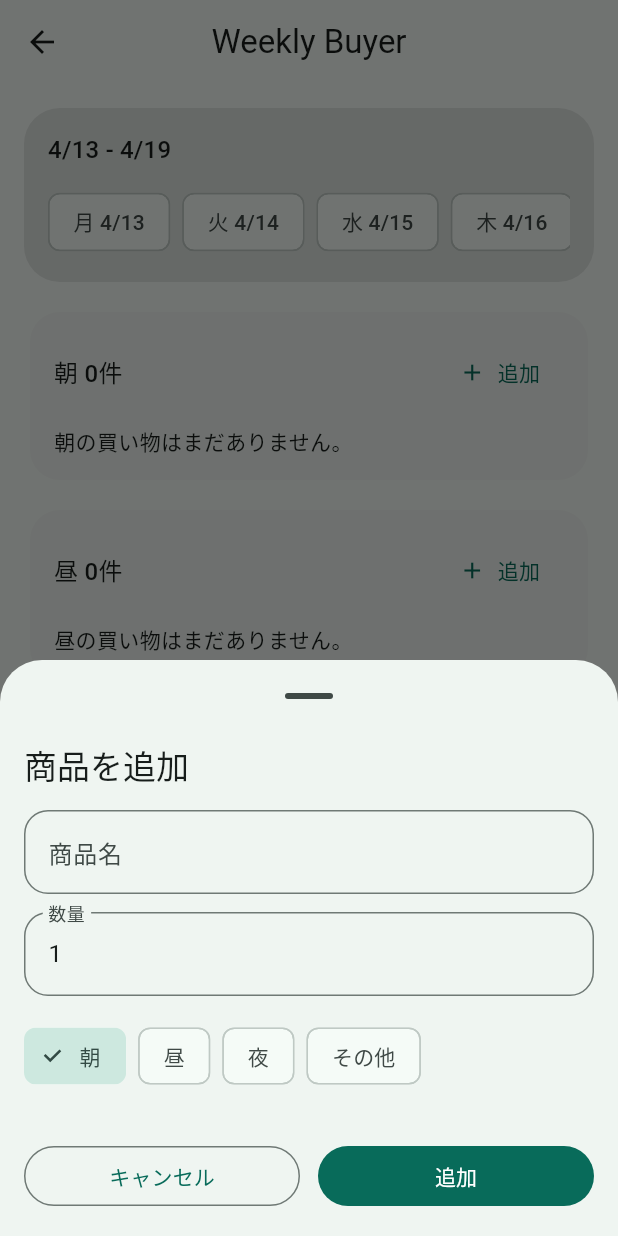
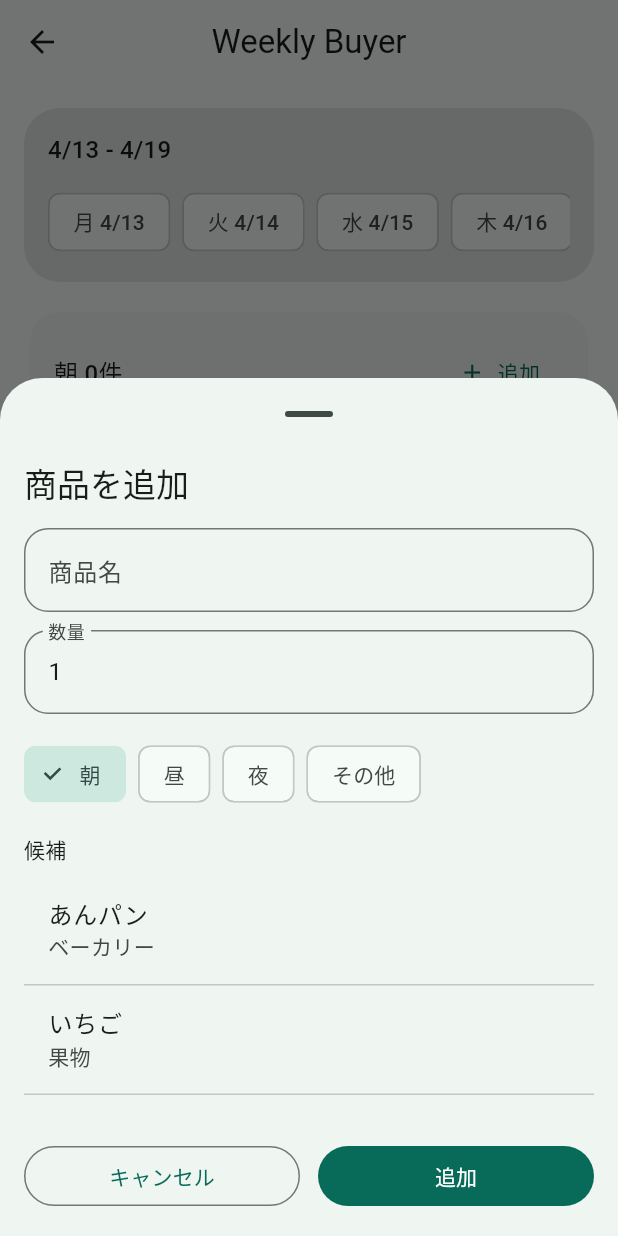
Before and after one commit to norinori777/Weekly_buyer_sdd, a Flutter app: the WeeklyShoppingPage screen opened directly, after a tap on "追加", on a phone screen of 412 x 824 dp. Run offline on Flutter 3.47's test engine with Material 3 defaults, Android fonts, the phone set to English and light mode, and no system bars; our stand-ins replace drift, drift_flutter, flutter_riverpod; accounts and stored records are empty; generated files the repository leaves out were written again.

Commit message:
初期マスターデータをセット

```diff
--- a/weekly_buyer/lib/app/app_database.dart
+++ b/weekly_buyer/lib/app/app_database.dart
@@ -73,6 +73,147 @@ class RecipeGroups extends Table {
   tables: [Categories, ItemMasters, WeeklyLists, WeeklyListItems, RecipeGroups],
 )
 class AppDatabase extends _$AppDatabase {
+  static const Map<String, List<String>> _initialCatalog = {
+    '野菜': [
+      'キャベツ',
+      'レタス',
+      'トマト',
+      'きゅうり',
+      'にんじん',
+      '玉ねぎ',
+      'じゃがいも',
+      'ほうれん草',
+      'ブロッコリー',
+      'ピーマン',
+      'なす',
+      '大根',
+      '白菜',
+      'かぼちゃ',
+      'アスパラガス',
+      'しいたけ',
+      'しめじ',
+      'えのき',
+      'まいたけ',
+      'エリンギ',
+      'パプリカ',
+      'ズッキーニ',
+    ],
+    '果物': [
+      'りんご',
+      'バナナ',
+      'みかん',
+      'いちご',
+      'ぶどう',
+      'キウイ',
+      'パイナップル',
+      '桃',
+      '梨',
+      'さくらんぼ',
+    ],
+    '肉': [
+      '牛肉',
+      '豚肉',
+      '鶏むね肉',
+      '鶏もも肉',
+      'ひき肉',
+      'ベーコン',
+      'ハム',
+      'ソーセージ',
+      'ラム肉',
+      '合いびき肉',
+      '鶏ひき',
+    ],
+    '魚介': [
+      '鮭',
+      'サバ',
+      'マグロ',
+      'イワシ',
+      'アジ',
+      'エビ',
+      'カニ',
+      'ホタテ',
+      'イカ',
+      'タコ',
+    ],
+    '乳製品': [
+      '牛乳',
+      'ヨーグルト',
+      'チーズ',
+      'バター',
+      '生クリーム',
+      'カッテージチーズ',
+      'アイスクリーム',
+      '飲むヨーグルト',
+    ],
+    '穀類・主食': [
+      '白米',
+      '玄米',
+      '食パン',
+      'うどん',
+      'そば',
+      'パスタ',
+      'シリアル',
+      'オートミール',
+    ],
+    '飲料': [
+      '水',
+      '緑茶',
+      'ウーロン茶',
+      'コーヒー',
+      '紅茶',
+      'オレンジジュース',
+      'コーラ',
+      'スポーツドリンク',
+    ],
+    'お菓子': [
+      'ポテトチップス',
+      'チョコレート',
+      'クッキー',
+      'ビスケット',
+      'キャンディ',
+      'ガム',
+      'せんべい',
+      'プリン',
+    ],
+    '冷凍食品': [
+      '冷凍餃子',
+      '冷凍チャーハン',
+      '冷凍うどん',
+      '冷凍ピザ',
+      '冷凍コロッケ',
+      '冷凍からあげ',
+      '冷凍野菜ミックス',
+    ],
+    '調味料': [
+      '醤油',
+      '味噌',
+      '砂糖',
+      '塩',
+      '酢',
+      'マヨネーズ',
+      'オイスターソース',
+      '油',
+      'ごま油',
+    ],
+    'ベーカリー': [
+      'クロワッサン',
+      'ロールパン',
+      'フランスパン',
+      'デニッシュ',
+      'あんパン',
+      'メロンパン',
+      'カレーパン',
+      '食パン（全粒粉）',
+      'ベーグル',
+      'マフィン',
+    ],
+    '大豆製品・発酵食品': [
+      '豆腐',
+      '納豆',
+      'キムチ',
+    ],
+  };
+
   AppDatabase({QueryExecutor? executor}) : super(executor ?? _openConnection());
 
   @override
@@ -93,11 +234,43 @@ class AppDatabase extends _$AppDatabase {
         );
       }
     },
+    beforeOpen: (details) async {
+      await _seedInitialCatalogIfNeeded();
+    },
   );
 
   Future<bool> _hasColumn(String tableName, String columnName) async {
     final rows = await customSelect('PRAGMA table_info($tableName)').get();
     return rows.any((row) => row.data['name'] == columnName);
+  }
+
+  Future<void> _seedInitialCatalogIfNeeded() async {
+    final hasCategories = await (select(categories)..limit(1)).getSingleOrNull();
+    if (hasCategories != null) {
+      return;
+    }
+
+    for (final entry in _initialCatalog.entries) {
+      final categoryIndex = _initialCatalog.keys.toList().indexOf(entry.key);
+      final category = await into(categories).insertReturning(
+        CategoriesCompanion.insert(
+          name: entry.key,
+          sortOrder: Value(categoryIndex),
+        ),
+      );
+
+      await batch((batch) {
+        for (final itemName in entry.value) {
+          batch.insert(
+            itemMasters,
+            ItemMastersCompanion.insert(
+              name: itemName,
+              categoryId: Value(category.id),
+            ),
+          );
+        }
+      });
+    }
   }
 
   static QueryExecutor _openConnection() {
```
